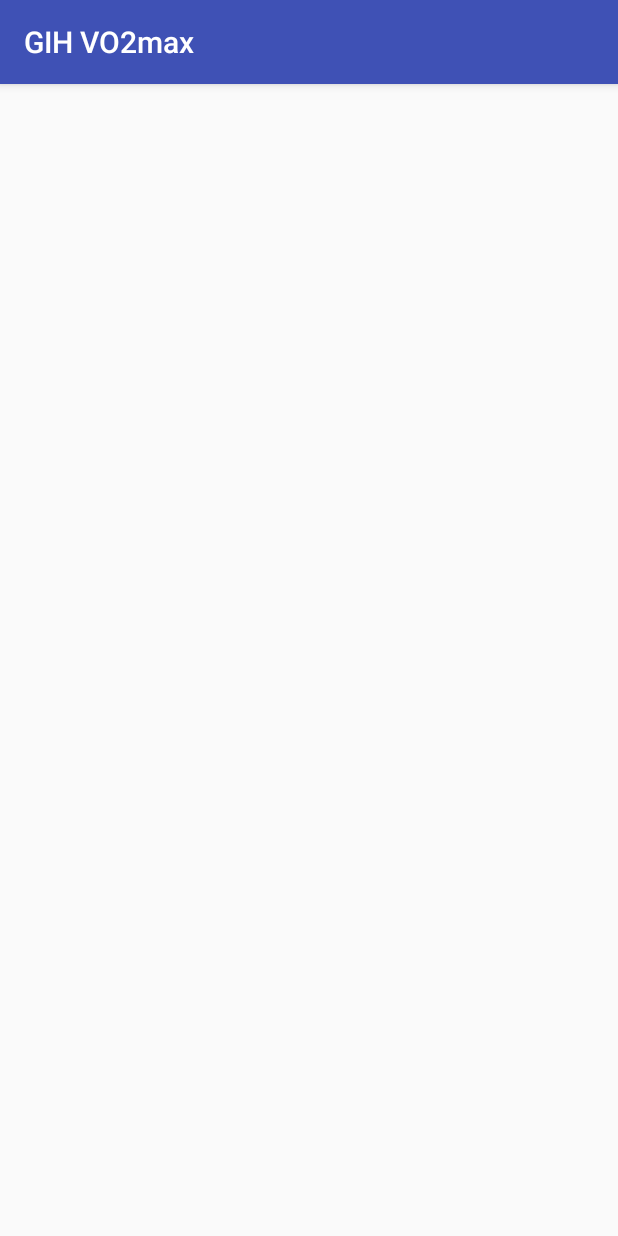
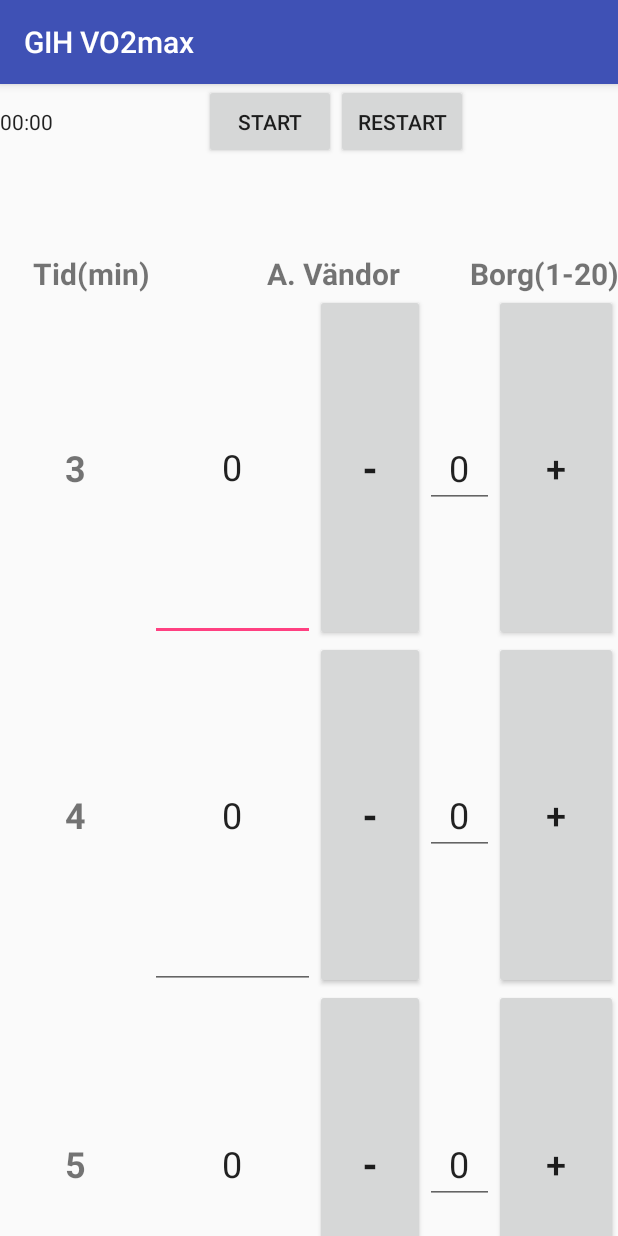
Before and after one commit to emahus91/VO2max, an Android app: the SecondActivity screen opened directly, with no data from a screen before it, on a phone screen of 412 x 824 dp. Run offline under Robolectric (Android 15) with nearby library versions, the phone set to English and light mode, and no system bars.

Commit message:
second_activity_main.xml added

```diff
--- a/app/src/main/AndroidManifest.xml
+++ b/app/src/main/AndroidManifest.xml
@@ -8,7 +8,8 @@
         android:label="@string/app_name"
         android:supportsRtl="true"
         android:theme="@style/AppTheme">
-        <activity android:name=".MainActivity">
+        <activity
+            android:name=".MainActivity">
             <intent-filter>
                 <action android:name="android.intent.action.MAIN" />
                 <category android:name="android.intent.category.LAUNCHER" />
@@ -16,8 +17,7 @@
         </activity>
       <activity android:name=".SecondActivity"></activity>
         <activity android:name=".TheMeasurementActivity"></activity>
-        <!-- ATTENTION: This was auto-generated to add Google Play services to your project for
-     App Indexing.  See https://g.co/AppIndexing/AndroidStudio for more information. -->
+
         <meta-data
             android:name="com.google.android.gms.version"
             android:value="@integer/google_play_services_version" />
--- a/app/src/main/java/com/example/sam/vo2max/MainActivity.java
+++ b/app/src/main/java/com/example/sam/vo2max/MainActivity.java
@@ -16,14 +16,14 @@ public class MainActivity extends AppCompatActivity {
     @Override
     protected void onCreate(Bundle savedInstanceState) {
         super.onCreate(savedInstanceState);
-        setContentView(R.layout.second_activity_main);
+        setContentView(R.layout.activity_main);
 
         Button btnNewMeasurement = (Button) findViewById(R.id.StartNewMeasurementID);
         btnNewMeasurement.setOnClickListener(new View.OnClickListener() {
 
             @Override
             public void onClick(View view) {
-                Intent intent = new Intent(MainActivity.this, TheMeasurementActivity.class);
+                Intent intent = new Intent(MainActivity.this,TheMeasurementActivity.class);
 
                 EditText etName = (EditText) findViewById(R.id.NameEditTextID);
                 EditText etAge = (EditText) findViewById(R.id.AgeEditTextID);
--- a/app/src/main/java/com/example/sam/vo2max/SecondActivity.java
+++ b/app/src/main/java/com/example/sam/vo2max/SecondActivity.java
@@ -21,7 +21,6 @@ public class SecondActivity extends AppCompatActivity {
         //final ValueSelector valueSelector = (ValueSelector) findViewById(R.id.valueSelector);
         //valueSelector.setMinValue(0);
         //valueSelector.setMaxValue(100);
-
 
         Button buttonUpdate = (Button) findViewById(R.id.buttonUpdate);
         buttonUpdate.setOnClickListener(new View.OnClickListener() { // TODO ersätts av onchronometerticklistener efter test
--- /dev/null
+++ b/app/src/main/res/layout/second_activity_main.xml
@@ -0,0 +1,250 @@
+<LinearLayout xmlns:android="http://schemas.android.com/apk/res/android"
+    android:layout_width="match_parent"
+    android:layout_height="match_parent"
+    android:orientation="vertical"
+    android:weightSum="1">
+
+        <LinearLayout
+            android:id="@+id/linearLayout1"
+            android:layout_width="match_parent"
+            android:layout_height="wrap_content"
+            android:orientation="horizontal"
+            android:layout_weight="0.13">
+
+            <Chronometer
+                android:layout_width="136dp"
+                android:layout_height="32dp"
+                android:id="@+id/chronometer3" />
+
+            <Button
+                android:id="@+id/buttonStart"
+                android:layout_width="wrap_content"
+                android:layout_height="50dp"
+                android:text="@string/start" />
+
+            <Button
+                android:id="@+id/buttonRestart"
+                android:layout_width="wrap_content"
+                android:layout_height="50dp"
+                android:text="@string/restart" />
+        </LinearLayout>
+
+        <LinearLayout
+            android:id="@+id/linearLayout2"
+            android:layout_width="match_parent"
+            android:layout_height="wrap_content"
+            android:orientation="horizontal" >
+
+            <TextView
+                android:text="@string/tid_min"
+                android:layout_width="wrap_content"
+                android:layout_height="wrap_content"
+                android:id="@+id/textViewTid"
+                android:textSize="20sp"
+                android:textStyle="bold"
+                android:textAlignment="textEnd"
+                android:layout_weight="0.19" />
+
+            <TextView
+                android:text="@string/antal_vandor"
+                android:layout_width="wrap_content"
+                android:layout_height="wrap_content"
+                android:id="@+id/textViewVandor"
+                android:layout_weight="0.66"
+                android:textSize="20sp"
+                android:textStyle="bold"
+                android:textAlignment="textEnd" />
+
+            <TextView
+                android:text="@string/borg"
+                android:layout_width="wrap_content"
+                android:layout_height="wrap_content"
+                android:id="@+id/textViewBorg"
+                android:textSize="20sp"
+                android:textStyle="bold"
+                android:textAlignment="textEnd"
+                android:layout_weight="0.39" />
+
+        </LinearLayout>
+
+    <LinearLayout
+        android:id="@+id/linearLayout3"
+        android:layout_width="match_parent"
+        android:layout_height="wrap_content"
+        android:orientation="horizontal"
+        android:layout_weight="0.37">
+
+        <TextView
+            android:text="@string/_3"
+            android:layout_width="wrap_content"
+            android:layout_height="match_parent"
+            android:id="@+id/textViewTid3"
+            android:layout_weight="0.33"
+            android:textStyle="normal|bold"
+            android:textAlignment="center"
+            android:textSize="24sp"
+            android:gravity="center" />
+
+        <EditText
+            android:layout_width="5dp"
+            android:layout_height="match_parent"
+            android:text="@string/_00"
+            android:id="@+id/editTextVandor3"
+            android:layout_weight="0.40"
+            android:gravity="center"
+            android:textSize="24sp"
+            android:inputType="number" />
+
+        <Button
+            android:text="@string/minus3"
+            android:layout_width="34dp"
+            android:layout_height="match_parent"
+            android:id="@+id/buttonBorg3dec"
+            android:layout_weight="0.15"
+            android:textStyle="normal|bold"
+            android:textSize="24sp" />
+
+        <EditText
+            android:layout_width="27dp"
+            android:layout_height="wrap_content"
+            android:text="@string/_0"
+            android:id="@+id/editTextBorg3"
+            android:textSize="24sp"
+            android:layout_weight="0.07"
+            android:gravity="center_vertical|center_horizontal"
+            android:inputType="number" />
+
+
+        <Button
+            android:id="@+id/buttonBorg3inc"
+            android:layout_width="40dp"
+            android:layout_height="match_parent"
+            android:text="@string/plus3"
+            android:layout_weight="0.16"
+            android:textSize="24sp" />
+    </LinearLayout>
+
+    <LinearLayout
+            android:id="@+id/linearLayout4"
+            android:layout_width="match_parent"
+            android:layout_height="wrap_content"
+            android:orientation="horizontal"
+            android:layout_weight="0.37">
+
+            <TextView
+                android:text="@string/_4"
+                android:layout_width="wrap_content"
+                android:layout_height="match_parent"
+                android:id="@+id/textViewTid4"
+                android:layout_weight="0.33"
+                android:textStyle="normal|bold"
+                android:textAlignment="center"
+                android:textSize="24sp"
+                android:gravity="center" />
+
+            <EditText
+                android:layout_width="5dp"
+                android:layout_height="match_parent"
+                android:text="@string/_000"
+                android:id="@+id/editTextVandor4"
+                android:layout_weight="0.40"
+                android:gravity="center"
+                android:textSize="24sp"
+                android:inputType="number" />
+
+            <Button
+                android:text="@string/minus4"
+                android:layout_width="34dp"
+                android:layout_height="match_parent"
+                android:id="@+id/buttonBorg4dec"
+                android:layout_weight="0.15"
+                android:textStyle="normal|bold"
+                android:textSize="24sp" />
+
+        <EditText
+            android:layout_width="27dp"
+            android:layout_height="wrap_content"
+            android:text="@string/_0000"
+            android:id="@+id/editTextBorg4"
+            android:textSize="24sp"
+            android:layout_weight="0.07"
+            android:gravity="center_vertical|center_horizontal"
+            android:inputType="number" />
+
+
+        <Button
+                android:id="@+id/buttonBorg4inc"
+                android:layout_width="40dp"
+                android:layout_height="match_parent"
+                android:text="@string/plus4"
+                android:layout_weight="0.16"
+                android:textSize="24sp" />
+        </LinearLayout>
+        <LinearLayout
+            android:id="@+id/linearLayout5"
+            android:layout_width="match_parent"
+            android:layout_height="wrap_content"
+            android:orientation="horizontal"
+            android:layout_weight="0.37">
+
+            <TextView
+                android:text="@string/_5"
+                android:layout_width="wrap_content"
+                android:layout_height="match_parent"
+                android:id="@+id/textViewTid5"
+                android:layout_weight="0.33"
+                android:textStyle="normal|bold"
+                android:textAlignment="center"
+                android:textSize="24sp"
+                android:gravity="center" />
+
+            <EditText
+                android:layout_width="5dp"
+                android:layout_height="match_parent"
+                android:text="@string/_00000"
+                android:id="@+id/editTextVandor5"
+                android:layout_weight="0.40"
+                android:gravity="center"
+                android:textSize="24sp"
+                android:inputType="number" />
+
+            <Button
+                android:text="@string/minus5"
+                android:layout_width="34dp"
+                android:layout_height="match_parent"
+                android:id="@+id/buttonBorg5dec"
+                android:layout_weight="0.15"
+                android:textStyle="normal|bold"
+                android:textSize="24sp" />
+
+            <EditText
+                android:layout_width="27dp"
+                android:layout_height="wrap_content"
+                android:text="@string/_000000"
+                android:id="@+id/editTextBorg5"
+                android:textSize="24sp"
+                android:layout_weight="0.07"
+                android:gravity="center_vertical|center_horizontal"
+                android:inputType="number" />
+
+
+            <Button
+                android:id="@+id/buttonBorg5inc"
+                android:layout_width="40dp"
+                android:layout_height="match_parent"
+                android:text="@string/plus5"
+                android:layout_weight="0.16"
+                android:textSize="24sp" />
+        </LinearLayout>
+
+        <Button
+            android:id="@+id/buttonUpdate"
+            android:layout_width="wrap_content"
+            android:layout_height="wrap_content"
+            android:layout_gravity="center_horizontal"
+            android:text="@string/update"
+            android:layout_marginLeft="@dimen/updateButtonMargin"
+            android:layout_marginRight="@dimen/updateButtonMargin" />
+
+
+</LinearLayout>
```
